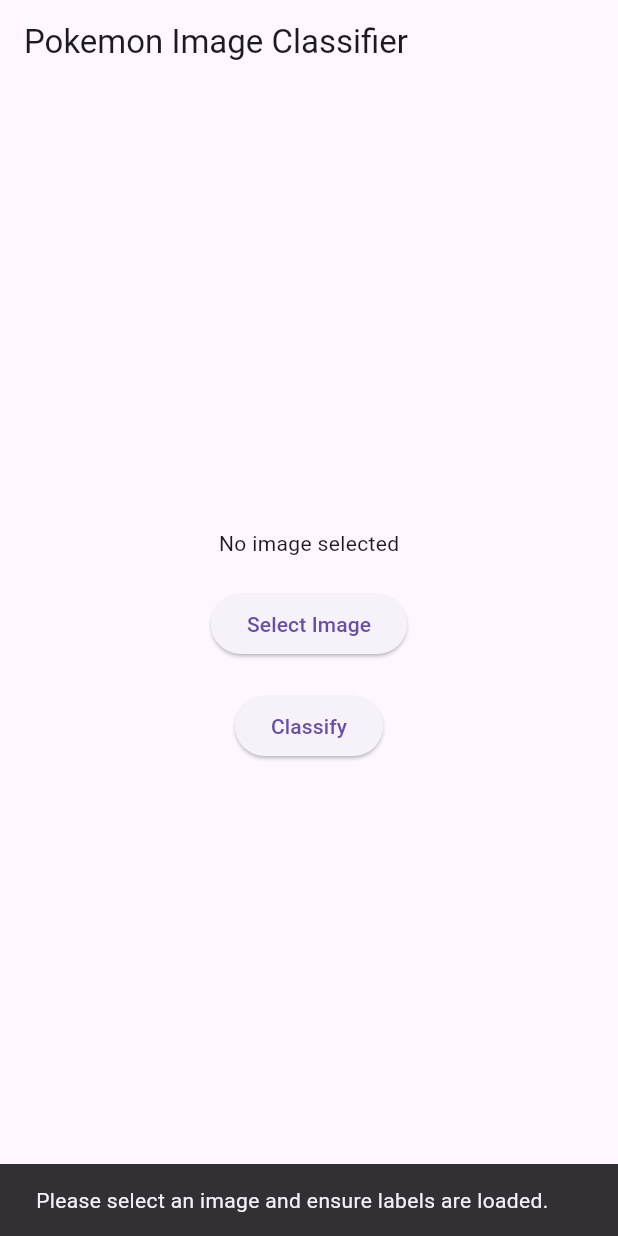
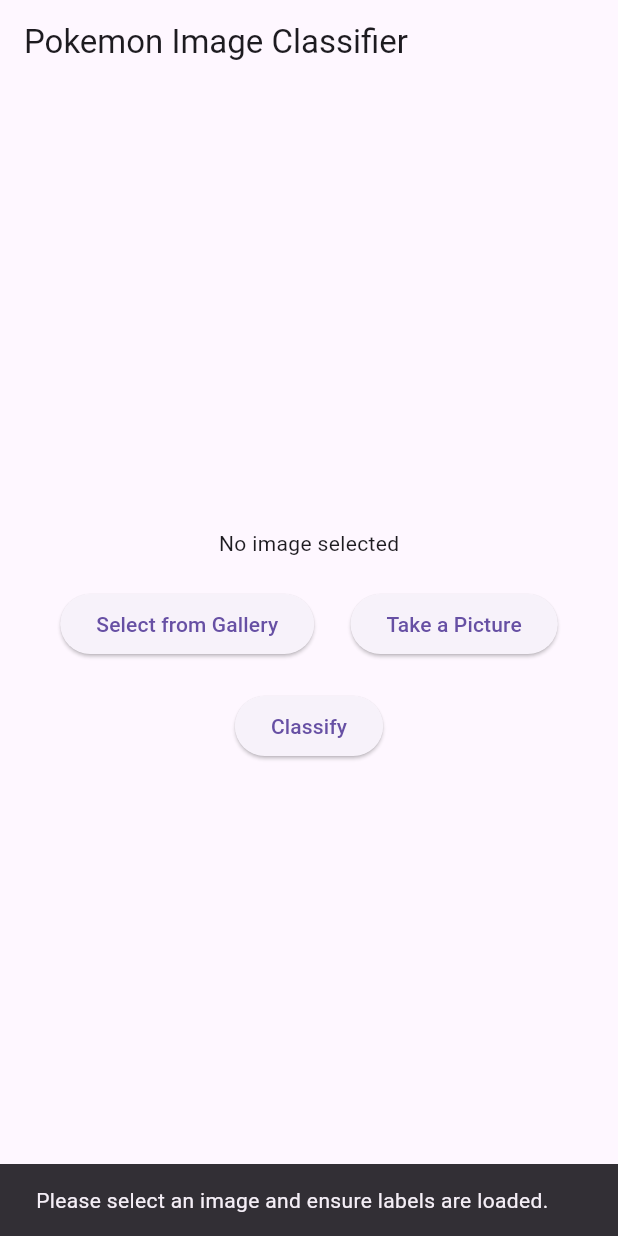
Before and after one commit to sgtsaughter/image-identifier, a Flutter app: the screen it shows after launch, after a tap on "Classify", on a phone screen of 412 x 824 dp. Run offline on Flutter 3.47's test engine with Material 3 defaults, Android fonts, the light colour scheme and no system bars; our stand-ins replace flutter_tts, image_picker; missing offline and left inert: tflite_flutter.

Commit message:
Added the ability to take picture from camera instead of uploading from gallery

```diff
--- a/lib/main.dart
+++ b/lib/main.dart
@@ -48,8 +48,8 @@
   initTts() async {
     await flutterTts.setLanguage("en-US");
     await flutterTts.setVolume(1.0);
-    await flutterTts.setPitch(.5); // Adjust pitch as needed
-    await flutterTts.setSpeechRate(0.5); // Adjust speech rate as needed
+    await flutterTts.setPitch(.5);
+    await flutterTts.setSpeechRate(0.5);
   }
 
   Future _speak(String text) async {
@@ -72,6 +72,17 @@
 
   Future pickImage() async {
     final pickedFile = await ImagePicker().pickImage(source: ImageSource.gallery);
+    setState(() {
+      _image = pickedFile != null ? File(pickedFile.path) : null;
+      _output = null;
+      _confidence = 0.0;
+      _predictedName = "";
+      _pokemonDescription = "";
+    });
+  }
+
+  Future pickImageFromCamera() async {
+    final pickedFile = await ImagePicker().pickImage(source: ImageSource.camera);
     setState(() {
       _image = pickedFile != null ? File(pickedFile.path) : null;
       _output = null;
@@ -133,9 +144,14 @@
 
       _pokemonDescription = (await PokemonApi.getPokemonDescription(_predictedName))!;
       setState(() {
-        _pokemonDescription = "${_predictedName.toCapitalize()}, $_pokemonDescription"; // Prepend name
+        _pokemonDescription = "${_predictedName.toCapitalize()}, $_pokemonDescription";
+        _isClassifying = false;
       });
-      _speak(_pokemonDescription);
+
+      await flutterTts.speak(_predictedName.toCapitalize());
+      await flutterTts.awaitSpeakCompletion(true);
+      await Future.delayed(Duration(milliseconds: 1000));
+      await flutterTts.speak(_pokemonDescription.substring(_predictedName.length + 2));
     } catch (e) {
       print('Error during classification: $e');
       ScaffoldMessenger.of(context).showSnackBar(
@@ -164,9 +180,18 @@
                   ? Image.file(_image!, height: 200)
                   : Text('No image selected'),
               SizedBox(height: 20),
-              ElevatedButton(
-                onPressed: pickImage,
-                child: Text('Select Image'),
+              Row(
+                mainAxisAlignment: MainAxisAlignment.spaceEvenly,
+                children: [
+                  ElevatedButton(
+                    onPressed: pickImage,
+                    child: Text('Select from Gallery'),
+                  ),
+                  ElevatedButton(
+                    onPressed: pickImageFromCamera,
+                    child: Text('Take a Picture'),
+                  ),
+                ],
               ),
               SizedBox(height: 20),
               ElevatedButton(
@@ -180,7 +205,7 @@
                   ? Column(
                 children: [
                   Text(
-                    'Prediction: $_predictedName (Confidence: ${(_confidence * 100).toStringAsFixed(2)}%)',
+                    'Prediction: ${_predictedName.toCapitalize()} (Confidence: ${(_confidence * 100).toStringAsFixed(2)}%)',
                     style: TextStyle(fontSize: 18),
                     textAlign: TextAlign.center,
                   ),
```
Also changed, not shown: 1 other file.
